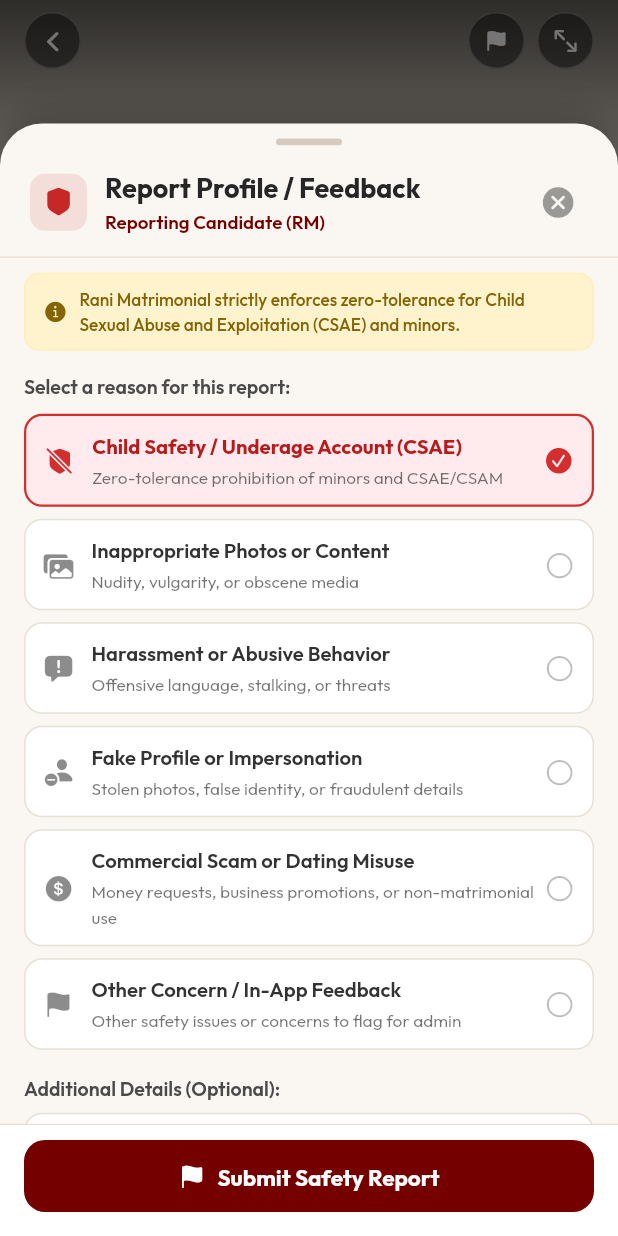
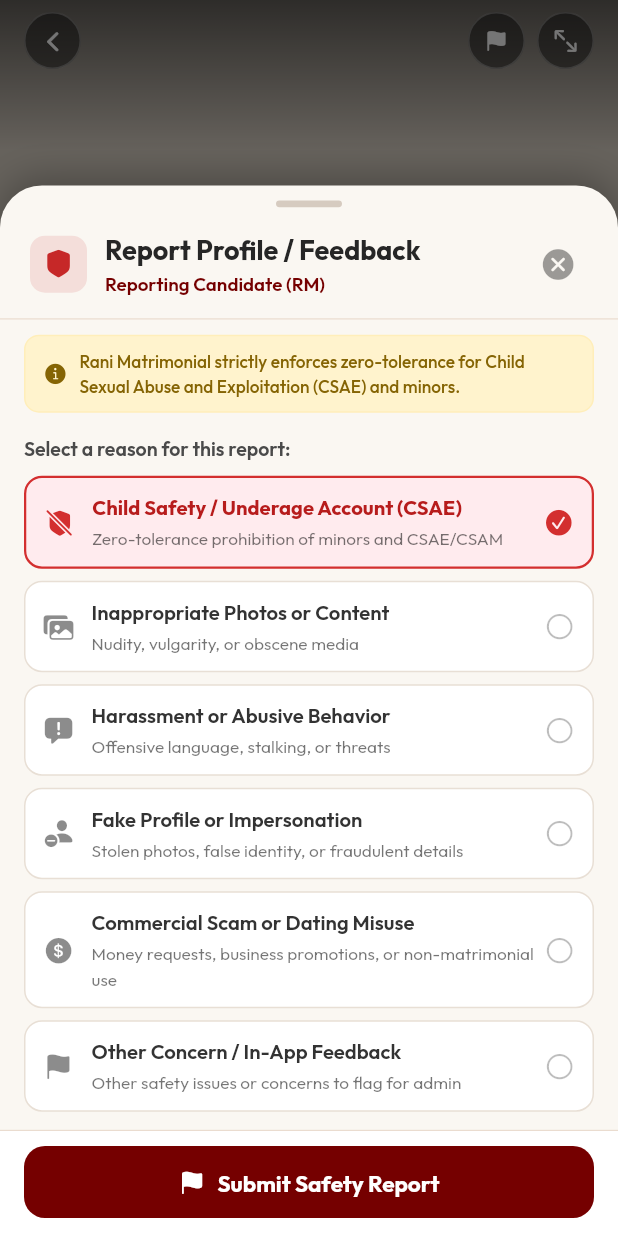
Before and after one commit to artic0909/ranimatrimonial-app, a Flutter app: the RaniMatchDetailsScreen screen opened directly with empty values, after a tap on an icon or button, on a phone screen of 412 x 824 dp. Run offline on Flutter 3.47's test engine with Material 3 defaults, Android fonts, the phone set to English and light mode, and no system bars; our stand-ins replace firebase_core, firebase_messaging, flutter_local_notifications, google_fonts, image_cropper, image_picker and 4 more; missing offline and left inert: razorpay_flutter; accounts and stored records are empty; network calls fail.

Commit message:
fix(ui): add SafeArea and useSafeArea to Report and Support modals for navigation bar responsiveness

```diff
--- a/lib/components/rani_report_modal.dart
+++ b/lib/components/rani_report_modal.dart
@@ -18,6 +18,7 @@ class RaniReportModal {
     showModalBottomSheet(
       context: context,
       isScrollControlled: true,
+      useSafeArea: true,
       backgroundColor: Colors.transparent,
       builder: (ctx) => _ReportModalContent(
         candidateId: candidateId,
@@ -136,7 +137,7 @@ class _ReportModalContentState extends State<_ReportModalContent> {
 
     return Container(
       constraints: BoxConstraints(
-        maxHeight: MediaQuery.of(context).size.height * 0.90,
+        maxHeight: MediaQuery.of(context).size.height * 0.85,
       ),
       decoration: const BoxDecoration(
         color: Color(0xFFFAF7F2),
@@ -372,8 +373,11 @@ class _ReportModalContentState extends State<_ReportModalContent> {
             ),
 
             // Submit Button
-            Container(
-              padding: const EdgeInsets.fromLTRB(16, 10, 16, 16),
+            SafeArea(
+              top: false,
+              bottom: true,
+              child: Container(
+                padding: const EdgeInsets.fromLTRB(16, 10, 16, 12),
                 decoration: const BoxDecoration(
                   color: Colors.white,
                   border: Border(top: BorderSide(color: Color(0xFFEADCCF), width: 0.8)),
@@ -397,6 +401,7 @@ class _ReportModalContentState extends State<_ReportModalContent> {
                   ),
                 ),
               ),
+            ),
           ],
         ),
       ),
--- a/lib/screens/others/support.dart
+++ b/lib/screens/others/support.dart
@@ -117,6 +117,7 @@ class _RaniSupportScreenState extends State<RaniSupportScreen> {
     showModalBottomSheet(
       context: context,
       isScrollControlled: true,
+      useSafeArea: true,
       backgroundColor: Colors.transparent,
       builder: (ctx) {
         return StatefulBuilder(
@@ -836,6 +837,7 @@ class _RaniSupportScreenState extends State<RaniSupportScreen> {
     showModalBottomSheet(
       context: context,
       isScrollControlled: true,
+      useSafeArea: true,
       backgroundColor: Colors.transparent,
       builder: (ctx) {
         return Container(
```
Lines whose indentation alone changed are shown as unchanged.
